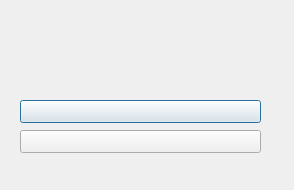
Old version of the form dialog.ui in the repository VasTsar/PyQt.
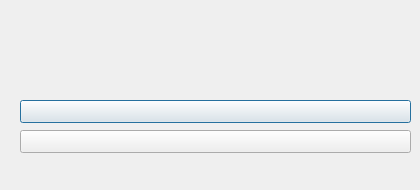
New version of the form.

Commit message: готово

What changed in the file:
```diff
--- a/dialog.ui
+++ b/dialog.ui
@@ -6,7 +6,7 @@
    <rect>
     <x>0</x>
     <y>0</y>
-    <width>294</width>
+    <width>420</width>
     <height>190</height>
    </rect>
   </property>
@@ -18,7 +18,7 @@
     <rect>
      <x>20</x>
      <y>100</y>
-     <width>241</width>
+     <width>391</width>
      <height>23</height>
     </rect>
    </property>
@@ -31,7 +31,7 @@
     <rect>
      <x>20</x>
      <y>130</y>
-     <width>241</width>
+     <width>391</width>
      <height>23</height>
     </rect>
    </property>
```
The commit also changes 2 other files.
